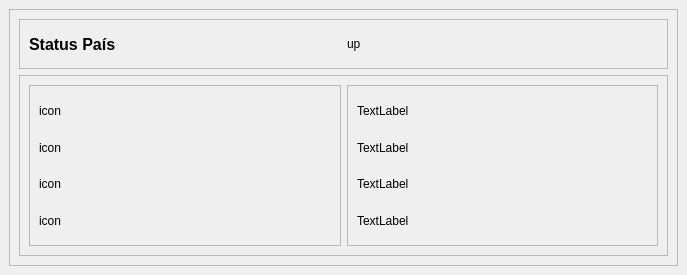
Old version of the form Covid19Brazil/view/CardCountry.ui in the repository Wth10/Python-Qt.
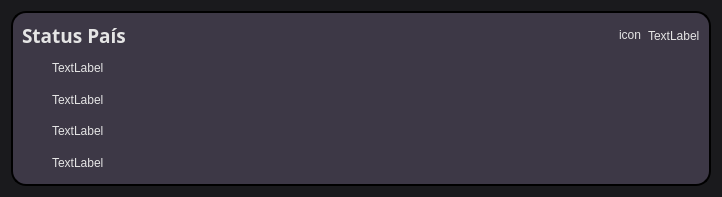
New version of the form. Icons and pictures are not drawn.

```diff
--- a/Covid19Brazil/view/CardCountry.ui
+++ b/Covid19Brazil/view/CardCountry.ui
@@ -1,55 +1,60 @@
 <?xml version="1.0" encoding="UTF-8"?>
 <ui version="4.0">
- <class>MainWindow</class>
- <widget class="QMainWindow" name="MainWindow">
+ <class>Card</class>
+ <widget class="QWidget" name="Card">
   <property name="geometry">
    <rect>
     <x>0</x>
     <y>0</y>
-    <width>687</width>
-    <height>275</height>
+    <width>722</width>
+    <height>197</height>
    </rect>
   </property>
   <property name="windowTitle">
    <string>MainWindow</string>
   </property>
-  <widget class="QWidget" name="centralwidget">
-   <layout class="QVBoxLayout" name="verticalLayout_5">
+  <property name="styleSheet">
+   <string notr="true">background-color:#1a1a1d;
+color:#e5e5e5;
+
+
+</string>
+  </property>
+  <layout class="QVBoxLayout" name="verticalLayout_2">
     <item>
      <widget class="QFrame" name="frame">
+     <property name="styleSheet">
+      <string notr="true">#frame{
+	background-color: rgb(61, 56, 70);
+	border: 2px solid rgb(0, 0, 0);
+	border-radius: 15px;
+}
+
+#frame:hover{
+	background-color: rgb(61, 56, 70);
+	border: 2px solid rgb(38, 162, 105);
+
+}
+
+#frame QLabel{
+	background-color: rgb(61, 56, 70);
+}</string>
+     </property>
       <property name="frameShape">
        <enum>QFrame::StyledPanel</enum>
       </property>
       <property name="frameShadow">
        <enum>QFrame::Raised</enum>
       </property>
-      <layout class="QVBoxLayout">
+     <layout class="QVBoxLayout" name="verticalLayout">
        <item>
-        <widget class="QFrame" name="frame_5">
-         <property name="maximumSize">
-          <size>
-           <width>16777215</width>
-           <height>50</height>
-          </size>
-         </property>
-         <property name="frameShape">
-          <enum>QFrame::StyledPanel</enum>
-         </property>
-         <property name="frameShadow">
-          <enum>QFrame::Raised</enum>
-         </property>
-         <layout class="QHBoxLayout" name="horizontalLayout_2">
-          <property name="sizeConstraint">
-           <enum>QLayout::SetDefaultConstraint</enum>
-          </property>
-          <property name="leftMargin">
-           <number>9</number>
-          </property>
+       <layout class="QHBoxLayout" name="horizontalLayout_6">
           <item>
            <widget class="QLabel" name="Status">
             <property name="font">
              <font>
-              <pointsize>12</pointsize>
+            <family>Arial Black</family>
+            <pointsize>14</pointsize>
               <weight>75</weight>
               <bold>true</bold>
              </font>
@@ -63,112 +68,216 @@
            </widget>
           </item>
           <item>
-           <widget class="QLabel" name="label_10">
-            <property name="text">
-             <string>up</string>
-            </property>
-           </widget>
-          </item>
-         </layout>
-        </widget>
-       </item>
+         <spacer name="horizontalSpacer">
+          <property name="orientation">
+           <enum>Qt::Horizontal</enum>
+          </property>
+          <property name="sizeHint" stdset="0">
+           <size>
+            <width>40</width>
+            <height>20</height>
+           </size>
+          </property>
+         </spacer>
+        </item>
        <item>
-        <widget class="QFrame" name="frame_2">
-         <property name="frameShape">
-          <enum>QFrame::StyledPanel</enum>
-         </property>
-         <property name="frameShadow">
-          <enum>QFrame::Raised</enum>
-         </property>
          <layout class="QHBoxLayout" name="horizontalLayout">
           <item>
-           <widget class="QFrame" name="frame_3">
-            <property name="frameShape">
-             <enum>QFrame::StyledPanel</enum>
+           <widget class="QLabel" name="icon">
+            <property name="minimumSize">
+             <size>
+              <width>24</width>
+              <height>24</height>
+             </size>
             </property>
-            <property name="frameShadow">
-             <enum>QFrame::Raised</enum>
+            <property name="maximumSize">
+             <size>
+              <width>24</width>
+              <height>24</height>
+             </size>
             </property>
-            <layout class="QVBoxLayout" name="verticalLayout">
-             <item>
-              <widget class="QLabel" name="label_2">
                <property name="text">
                 <string>icon</string>
                </property>
+            <property name="scaledContents">
+             <bool>true</bool>
+            </property>
+            <property name="alignment">
+             <set>Qt::AlignCenter</set>
+            </property>
               </widget>
              </item>
              <item>
-              <widget class="QLabel" name="label_4">
+           <widget class="QLabel" name="DateUpdate">
                <property name="text">
-                <string>icon</string>
+             <string>TextLabel</string>
                </property>
               </widget>
              </item>
+         </layout>
+        </item>
+       </layout>
+      </item>
              <item>
-              <widget class="QLabel" name="label_5">
+       <layout class="QHBoxLayout" name="horizontalLayout_2">
+        <item>
+         <widget class="QLabel" name="icon_5">
+          <property name="minimumSize">
+           <size>
+            <width>24</width>
+            <height>24</height>
+           </size>
+          </property>
+          <property name="maximumSize">
+           <size>
+            <width>24</width>
+            <height>24</height>
+           </size>
+          </property>
                <property name="text">
-                <string>icon</string>
-               </property>
+           <string/>
+          </property>
+          <property name="pixmap">
+           <pixmap>../assets/icons/icons8-bullseye-48.png</pixmap>
+          </property>
+          <property name="scaledContents">
+           <bool>true</bool>
+          </property>
+          <property name="alignment">
+           <set>Qt::AlignCenter</set>
+          </property>
               </widget>
              </item>
              <item>
-              <widget class="QLabel" name="label_6">
+         <widget class="QLabel" name="ConfirmedText">
                <property name="text">
-                <string>icon</string>
+           <string>TextLabel</string>
                </property>
               </widget>
              </item>
             </layout>
-           </widget>
           </item>
           <item>
-           <widget class="QFrame" name="frame_4">
-            <property name="frameShape">
-             <enum>QFrame::StyledPanel</enum>
-            </property>
-            <property name="frameShadow">
-             <enum>QFrame::Raised</enum>
-            </property>
-            <layout class="QVBoxLayout" name="verticalLayout_2">
-             <item>
-              <widget class="QLabel" name="Confirmed&#10;">
+       <layout class="QHBoxLayout" name="horizontalLayout_3">
+        <item>
+         <widget class="QLabel" name="icon_3">
+          <property name="minimumSize">
+           <size>
+            <width>24</width>
+            <height>24</height>
+           </size>
+          </property>
+          <property name="maximumSize">
+           <size>
+            <width>24</width>
+            <height>24</height>
+           </size>
+          </property>
                <property name="text">
-                <string>TextLabel</string>
-               </property>
+           <string/>
+          </property>
+          <property name="pixmap">
+           <pixmap>../assets/icons/icons8-warning-48.png</pixmap>
+          </property>
+          <property name="scaledContents">
+           <bool>true</bool>
+          </property>
+          <property name="alignment">
+           <set>Qt::AlignCenter</set>
+          </property>
               </widget>
              </item>
              <item>
-              <widget class="QLabel" name="label_7">
+         <widget class="QLabel" name="ActiveText">
                <property name="text">
                 <string>TextLabel</string>
                </property>
               </widget>
              </item>
+       </layout>
+      </item>
              <item>
-              <widget class="QLabel" name="label_8">
+       <layout class="QHBoxLayout" name="horizontalLayout_4">
+        <item>
+         <widget class="QLabel" name="icon_2">
+          <property name="minimumSize">
+           <size>
+            <width>24</width>
+            <height>24</height>
+           </size>
+          </property>
+          <property name="maximumSize">
+           <size>
+            <width>24</width>
+            <height>24</height>
+           </size>
+          </property>
                <property name="text">
-                <string>TextLabel</string>
-               </property>
+           <string/>
+          </property>
+          <property name="pixmap">
+           <pixmap>../assets/icons/icons8-recycling-symbol-48.png</pixmap>
+          </property>
+          <property name="scaledContents">
+           <bool>true</bool>
+          </property>
+          <property name="alignment">
+           <set>Qt::AlignCenter</set>
+          </property>
               </widget>
              </item>
              <item>
-              <widget class="QLabel" name="label_9">
+         <widget class="QLabel" name="RecoveredText">
                <property name="text">
                 <string>TextLabel</string>
                </property>
               </widget>
              </item>
             </layout>
-           </widget>
-          </item>
-         </layout>
+      </item>
+      <item>
+       <layout class="QHBoxLayout" name="horizontalLayout_5">
+        <item>
+         <widget class="QLabel" name="icon_4">
+          <property name="minimumSize">
+           <size>
+            <width>24</width>
+            <height>24</height>
+           </size>
+          </property>
+          <property name="maximumSize">
+           <size>
+            <width>24</width>
+            <height>24</height>
+           </size>
+          </property>
+          <property name="text">
+           <string/>
+          </property>
+          <property name="pixmap">
+           <pixmap>../assets/icons/icons8-coffin-48.png</pixmap>
+          </property>
+          <property name="scaledContents">
+           <bool>true</bool>
+          </property>
+          <property name="alignment">
+           <set>Qt::AlignCenter</set>
+          </property>
+         </widget>
+        </item>
+        <item>
+         <widget class="QLabel" name="DeathText">
+          <property name="text">
+           <string>TextLabel</string>
+          </property>
         </widget>
        </item>
       </layout>
-     </widget>
     </item>
    </layout>
   </widget>
+   </item>
+  </layout>
  </widget>
  <resources/>
  <connections/>
```
Left out of the diff: 5 changed lines with no effect on the pictures. Lines whose indentation alone changed are shown as unchanged.
